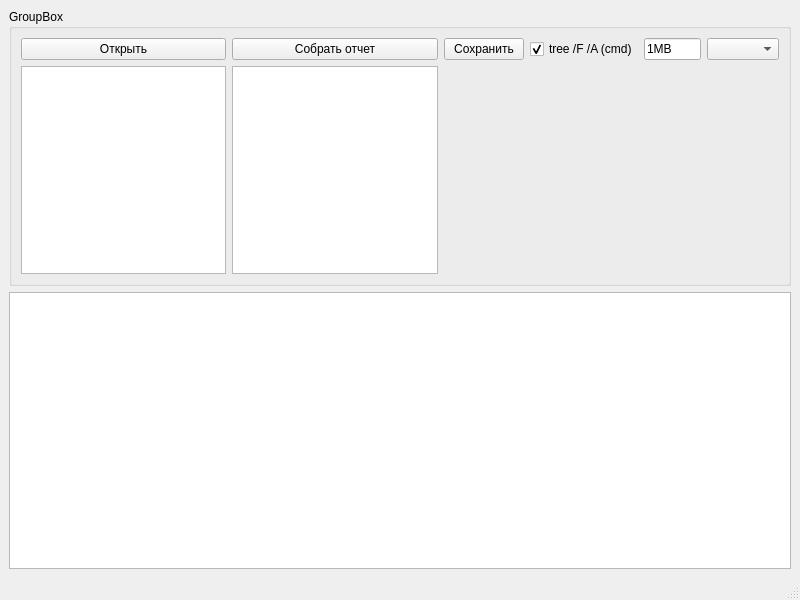
This is mainwindow.ui in Sechih/ContextMaker as Qt 5 draws it before an edit. The edited form follows.
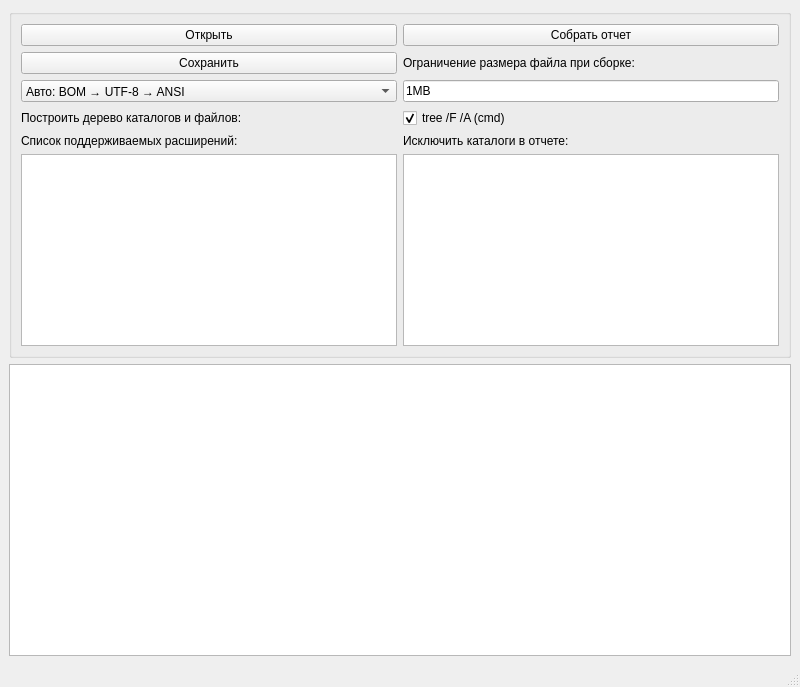
This is the edited form.

Diff of the .ui file:
```diff
--- a/mainwindow.ui
+++ b/mainwindow.ui
@@ -7,7 +7,7 @@
     <x>0</x>
     <y>0</y>
     <width>800</width>
-    <height>600</height>
+    <height>687</height>
    </rect>
   </property>
   <property name="windowTitle">
@@ -17,38 +17,31 @@
    <layout class="QGridLayout" name="gridLayout">
     <item row="0" column="0">
      <widget class="QGroupBox" name="groupBox">
+      <property name="sizePolicy">
+       <sizepolicy hsizetype="Preferred" vsizetype="Preferred">
+        <horstretch>0</horstretch>
+        <verstretch>0</verstretch>
+       </sizepolicy>
+      </property>
       <property name="title">
-       <string>GroupBox</string>
+       <string/>
       </property>
       <layout class="QGridLayout" name="gridLayout_2">
-       <item row="1" column="1">
-        <widget class="QPlainTextEdit" name="pteExcludeDir"/>
-       </item>
        <item row="0" column="2">
-        <widget class="QPushButton" name="pbSave">
-         <property name="text">
-          <string>Сохранить</string>
-         </property>
-        </widget>
-       </item>
-       <item row="0" column="3">
-        <widget class="QCheckBox" name="cbUseCmdTree">
-         <property name="text">
-          <string>tree /F /A (cmd)</string>
-         </property>
-         <property name="checked">
-          <bool>true</bool>
-         </property>
-        </widget>
-       </item>
-       <item row="0" column="1">
         <widget class="QPushButton" name="pbBuild">
          <property name="text">
           <string>Собрать отчет</string>
          </property>
         </widget>
        </item>
-       <item row="0" column="4">
+       <item row="4" column="2">
+        <widget class="QLabel" name="label_2">
+         <property name="text">
+          <string>Исключить каталоги в отчете:</string>
+         </property>
+        </widget>
+       </item>
+       <item row="2" column="2">
         <widget class="QLineEdit" name="leMaxBytes">
          <property name="toolTip">
           <string>&lt;html&gt;&lt;head/&gt;&lt;body&gt;&lt;p&gt;“Пример: 512KB, 1MB, 2.5MB, 1GiB”&lt;/p&gt;&lt;/body&gt;&lt;/html&gt;</string>
@@ -61,6 +54,22 @@
          </property>
         </widget>
        </item>
+       <item row="5" column="0">
+        <widget class="QPlainTextEdit" name="pteIncludeExt"/>
+       </item>
+       <item row="3" column="2">
+        <widget class="QCheckBox" name="cbUseCmdTree">
+         <property name="toolTip">
+          <string>Если включено (Windows), дерево будет строиться командой tree /F /A через cmd</string>
+         </property>
+         <property name="text">
+          <string>tree /F /A (cmd)</string>
+         </property>
+         <property name="checked">
+          <bool>true</bool>
+         </property>
+        </widget>
+       </item>
        <item row="0" column="0">
         <widget class="QPushButton" name="pbOpen">
          <property name="text">
@@ -69,12 +78,50 @@
         </widget>
        </item>
        <item row="1" column="0">
-        <widget class="QPlainTextEdit" name="pteIncludeExt"/>
+        <widget class="QPushButton" name="pbSave">
+         <property name="text">
+          <string>Сохранить</string>
+         </property>
+        </widget>
        </item>
-       <item row="0" column="5">
+       <item row="2" column="0">
         <widget class="QComboBox" name="cbEncodingMode">
          <property name="toolTip">
-          <string>&lt;html&gt;&lt;head/&gt;&lt;body&gt;&lt;p&gt;Авто: BOM → UTF‑8 → ANSI,&lt;/p&gt;&lt;p&gt;Принудительно ANSI (system)&lt;/p&gt;&lt;/body&gt;&lt;/html&gt;</string>
+          <string>&lt;html&gt;&lt;head/&gt;&lt;body&gt;&lt;p&gt;Авто: BOM → UTF‑8 → ANSI,&lt;/p&gt;&lt;p&gt;Принудительно ANSI (system)&lt;/p&gt;&lt;p&gt;байты &lt;span style=&quot; font-weight:700;&quot;&gt;CP1251 могут быть “валидными UTF‑8”&lt;/span&gt;, и тогда strict‑проверка пропустит их как UTF‑8 → получишь “кракозябры”&lt;/p&gt;&lt;/body&gt;&lt;/html&gt;</string>
+         </property>
+         <item>
+          <property name="text">
+           <string>Авто: BOM → UTF‑8 → ANSI</string>
+          </property>
+         </item>
+         <item>
+          <property name="text">
+           <string>Принудительно ANSI (system)</string>
+          </property>
+         </item>
+        </widget>
+       </item>
+       <item row="1" column="2">
+        <widget class="QLabel" name="label_3">
+         <property name="text">
+          <string>Ограничение размера файла при сборке:</string>
+         </property>
+        </widget>
+       </item>
+       <item row="5" column="2">
+        <widget class="QPlainTextEdit" name="pteExcludeDir"/>
+       </item>
+       <item row="4" column="0">
+        <widget class="QLabel" name="label">
+         <property name="text">
+          <string>Список поддерживаемых расширений:</string>
+         </property>
+        </widget>
+       </item>
+       <item row="3" column="0">
+        <widget class="QLabel" name="label_4">
+         <property name="text">
+          <string>Построить дерево каталогов и файлов:</string>
          </property>
         </widget>
        </item>
```
Left out of the diff: 8 changed lines with no effect on the pictures.
